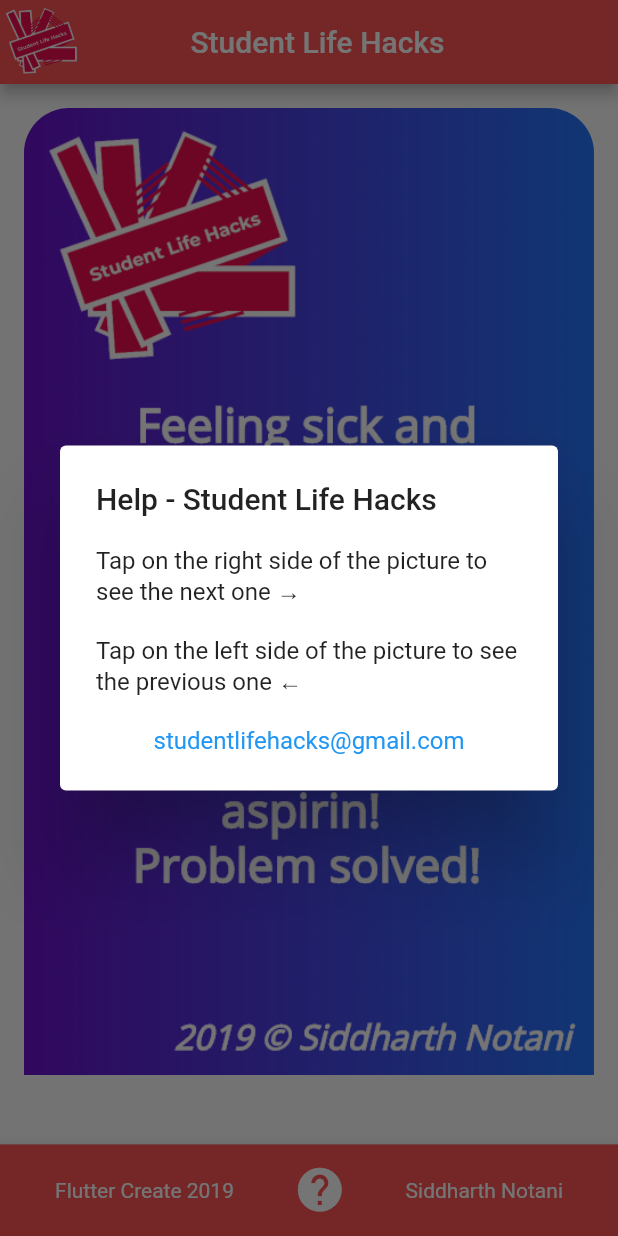
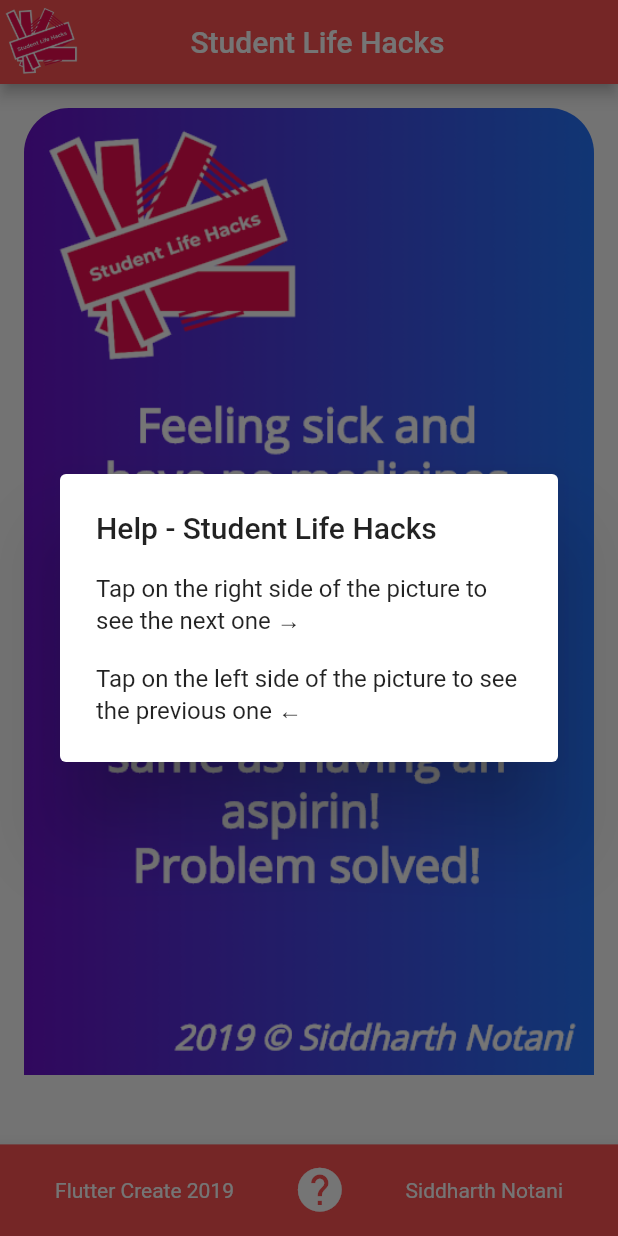
Before and after one commit to Animesh-Barai/LifeHacksFlutterApp, a Flutter app: the screen it shows after launch, after a tap on the "help" icon, on a phone screen of 412 x 824 dp. Run offline on Flutter 3.47's test engine with Material 2 defaults, Android fonts, the phone set to English and light mode, and no system bars.

Commit message:
Update main.dart

```diff
--- a/lib/main.dart
+++ b/lib/main.dart
@@ -42,12 +42,6 @@
               children: <Widget>[
                 new Text("Tap on the right side of the picture to see the next one →"
                   "\n\nTap on the left side of the picture to see the previous one ←"),
-                new InkWell(
-                  child: new Text("\nstudentlifehacks@gmail.com", style: TextStyle(color: Colors.blue)),
-                  onTap: () async {
-                    await launch("mailto:studentlifehacks@gmail.com");
-                  },
-                ),
               ],
           ),
         )
```
